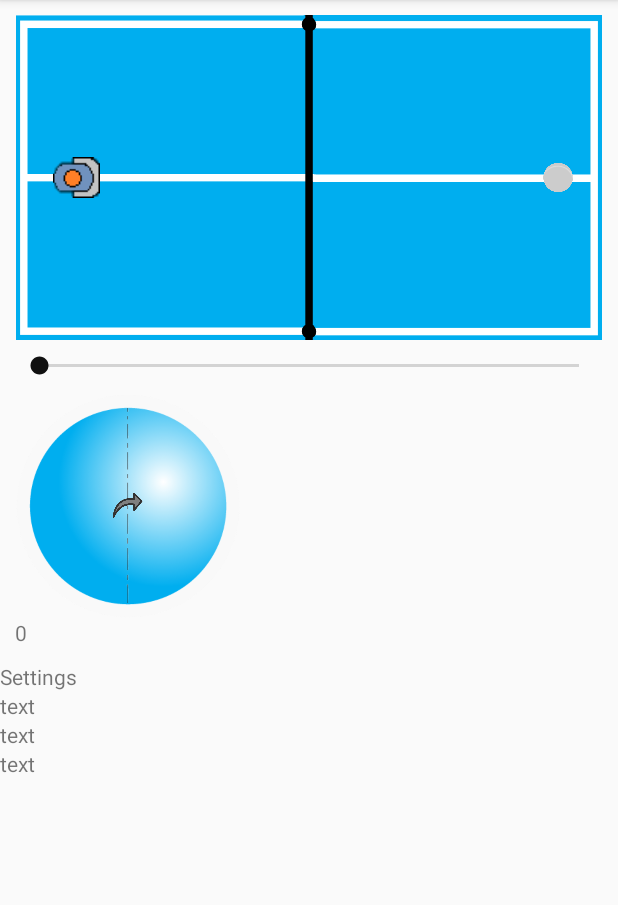
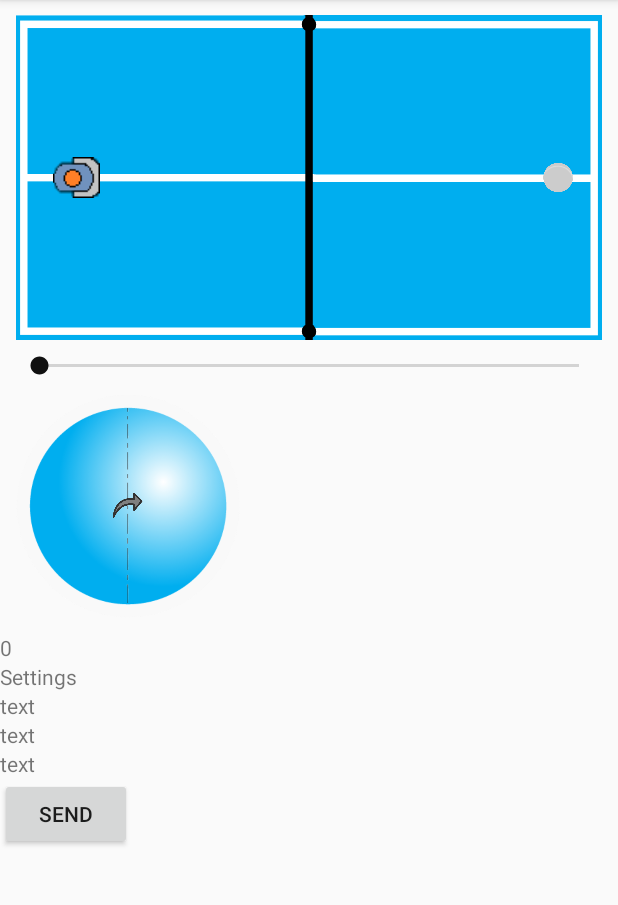
Before and after one commit to ricko1995/TableTennis, an Android app: the screen it shows after launch (MainActivity), in the options menu, after a tap on "Settings", on a phone screen of 412 x 824 dp, the part 84-989 px from its top. Run offline under Robolectric (Android 15) with nearby library versions, the phone set to English and light mode, and no system bars.

Commit message:
Send JSON data working.

```diff
--- a/app/src/main/java/com/example/tabletennis/MainActivity.java
+++ b/app/src/main/java/com/example/tabletennis/MainActivity.java
@@ -17,10 +17,14 @@ import android.view.animation.Animation;
 import android.view.animation.AnimationSet;
 import android.view.animation.DecelerateInterpolator;
 import android.view.animation.TranslateAnimation;
+import android.widget.Button;
 import android.widget.ImageView;
 import android.widget.LinearLayout;
 import android.widget.SeekBar;
 import android.widget.TextView;
+
+import org.json.JSONException;
+import org.json.JSONObject;
 
 public class MainActivity extends AppCompatActivity implements BtDevicesDialog.SelectedDeviceListener {
 
@@ -40,11 +44,15 @@ public class MainActivity extends AppCompatActivity implements BtDevicesDialog.S
     int axisRotDeg;
 
     TextView debugTxt1, debugTxt2, debugTxt3, debugTxt4, debugTxt5;
+    Button sendBtn;
     String macAddressLoc = "";
     BtSend bt = new BtSend();
     int btSelectPosition = 0;
     int indexOfShot = 0;
     ShotParameters[] shotParameters = new ShotParameters[10];
+    JSONObject shot1 = new JSONObject();
+    JSONObject exercise1 = new JSONObject();
+    JSONObject outputJson =new JSONObject();
 
     ImageView tableView, ballView, deviceView, spinCanvasView, axisView, spinPointerView;
     SeekBar speedSeekBar;
@@ -73,6 +81,12 @@ public class MainActivity extends AppCompatActivity implements BtDevicesDialog.S
         axisView = findViewById(R.id.axisImageView);
         spinPointerView = findViewById(R.id.spinPointerImageView);
         speedSeekBar = findViewById(R.id.speedSeekBar);
+        sendBtn = findViewById(R.id.sendBtn);
+
+        sendBtn.setOnClickListener(v-> {
+            openBtSocket();
+            bt.write(outputJson.toString());
+        });
 
         speedSeekBar.setOnSeekBarChangeListener(new SeekBar.OnSeekBarChangeListener() {
             @Override
@@ -179,6 +193,8 @@ public class MainActivity extends AppCompatActivity implements BtDevicesDialog.S
             if (y2_lim > b)
                 b = (float) y2_lim;
 
+
+
             spinPointerView.setX(a);
             spinPointerView.setY(b);
 
@@ -192,7 +208,7 @@ public class MainActivity extends AppCompatActivity implements BtDevicesDialog.S
 
             setAll(false);
             debugTxt3.setText(String.valueOf(spinPointerMappedX));
-            debugTxt4.setText(String.valueOf(spinPointerMappedY));
+            //debugTxt4.setText(String.valueOf(spinPointerMappedY));
             return true;
         });
 
@@ -207,7 +223,7 @@ public class MainActivity extends AppCompatActivity implements BtDevicesDialog.S
                     slideRight(linLayToAnimate);
                     indexOfShot--;
                     new Handler().postDelayed(()-> setAll(true), 100);
-                    debugTxt5.setText(String.valueOf(indexOfShot));
+                    //debugTxt5.setText(String.valueOf(indexOfShot));
                 }
             }
             public void onSwipeLeft() {
@@ -215,7 +231,7 @@ public class MainActivity extends AppCompatActivity implements BtDevicesDialog.S
                     slideLeft(linLayToAnimate);
                     indexOfShot++;
                     new Handler().postDelayed(()-> setAll(true), 100);
-                    debugTxt5.setText(String.valueOf(indexOfShot));
+                    //debugTxt5.setText(String.valueOf(indexOfShot));
                 }
                 //Toast.makeText(getBaseContext(), "left", Toast.LENGTH_SHORT).show();
             }
@@ -267,7 +283,8 @@ public class MainActivity extends AppCompatActivity implements BtDevicesDialog.S
                 0,  // fromYDelta
                 0);                // toYDelta
         animate.setDuration(500);
-        view.setAnimation(animate);
+        animate.setFillAfter(true);
+        view.startAnimation(animate);
 
 
 
@@ -306,11 +323,10 @@ public class MainActivity extends AppCompatActivity implements BtDevicesDialog.S
 
     private void openSettingsDialog(){
         debugTxt1.setText("Settings");
-        openBtSocket();
+
     }
 
     private void openHelpDialog(){
-        bt.write("hello!!");
         debugTxt1.setText(String.valueOf(shotParameters[1].isInitiated()));
     }
 
@@ -330,7 +346,7 @@ public class MainActivity extends AppCompatActivity implements BtDevicesDialog.S
         float v1 = shotParameters[0].v1Speed();
         float v2 = shotParameters[0].v2Speed();
         float v3 = shotParameters[0].v3Speed();
-        bt.write(String.format("{\"vUp\":%s,\"vRight\":%s,\"vLeft\":%s}\n", String.valueOf(v1), String.valueOf(v2), String.valueOf(v3)));
+        //bt.write(String.format("{\"vUp\":%s,\"vRight\":%s,\"vLeft\":%s}\n", String.valueOf(v1), String.valueOf(v2), String.valueOf(v3)));
     }
 
     void setDefault(){
@@ -369,6 +385,7 @@ public class MainActivity extends AppCompatActivity implements BtDevicesDialog.S
             spinPointerMappedY = map(spinCanvasView.getY(), spinCanvasView.getY() + spinCanvasView.getHeight() - spinPointerView.getHeight(), ySpinMin, ySpinMax, spinPointerView.getY());
             v0mapped = map(0f, speedSeekBar.getMax(), minV0, maxV0, speedSeekBar.getProgress());
 
+            setJsonObjects();
             setAxisRot();
         } else {
             ballViewMappedX = map(tableView.getX(), tableView.getX() + tableView.getWidth(), tableMinX, tableMaxX, ballView.getX() + ballView.getWidth() / 2f);
@@ -379,6 +396,7 @@ public class MainActivity extends AppCompatActivity implements BtDevicesDialog.S
             spinPointerMappedY = map(spinCanvasView.getY(), spinCanvasView.getY() + spinCanvasView.getHeight() - spinPointerView.getHeight(), ySpinMin, ySpinMax, spinPointerView.getY());
             v0mapped = map(0f, speedSeekBar.getMax(), minV0, maxV0, speedSeekBar.getProgress());
 
+            setJsonObjects();
             setAxisRot();
 
             shotParameters[indexOfShot].setBallX(ballViewMappedX);
@@ -388,6 +406,21 @@ public class MainActivity extends AppCompatActivity implements BtDevicesDialog.S
             shotParameters[indexOfShot].setSpinX(spinPointerMappedX);
             shotParameters[indexOfShot].setSpinY(spinPointerMappedY);
             shotParameters[indexOfShot].setV0(v0mapped);
+        }
+    }
+
+    void setJsonObjects(){
+        try {
+            shot1.put("v1", (int) shotParameters[0].v1Speed());
+            shot1.put("v2", (int) shotParameters[0].v2Speed());
+            shot1.put("v3", (int) shotParameters[0].v3Speed());
+            shot1.put("alpha", (int) shotParameters[0].alphaAngle());
+            shot1.put("phi", (int) shotParameters[0].phiAngle());
+            exercise1.put("shot1", shot1);
+            outputJson.put("exercise1", exercise1);
+            debugTxt4.setText( outputJson.toString());
+        } catch (JSONException e) {
+            e.printStackTrace();
         }
     }
 
--- a/app/src/main/java/com/example/tabletennis/ShotParameters.java
+++ b/app/src/main/java/com/example/tabletennis/ShotParameters.java
@@ -9,6 +9,10 @@ class ShotParameters {
     private final static float c = 0.1f;
     private final static float g = 9.81f;
     private final static float h0 = 0.25f;
+    private final static float vMin = 0f;
+    private final static float vMax = 25f;
+    private final static int PWMmin = 0;
+    private final static int PWMmax = 180;
 
     ShotParameters(float ballX, float ballY, float deviceX, float deviceY, float spinX, float spinY, float v0, boolean init) {
         this.ballX = ballX;
@@ -32,32 +36,28 @@ class ShotParameters {
     float v1Speed(){
         float v1;
         v1 = this.v0 + a*this.spinY;
-        return v1;
+        return map(vMin,vMax, PWMmin, PWMmax, v1);
     }
 
     float v2Speed(){
         float v2;
         v2 = this.v0 + b*this.spinX - c*this.spinY;
-        return v2;
+        return map(vMin,vMax, PWMmin, PWMmax, v2);
     }
 
     float v3Speed(){
         float v3;
         v3 = this.v0 - b*this.spinX - c*this.spinY;
-        return v3;
+        return map(vMin,vMax, PWMmin, PWMmax, v3);
     }
 
     float phiAngle(){
-        float phi;
-        phi = (float) Math.atan((this.ballX-this.deviceX)/(this.ballY-this.deviceY));
-        return phi;
+        return  (float) Math.atan((this.ballX-this.deviceX)/(this.ballY-this.deviceY));
     }
 
     float alphaAngle(){
-        float alpha;
-        alpha =  2f* (float) (Math.atan((d-Math.sqrt(d*d+h0*h0-(g*d*d/(2f*v0))*(g*d*d/(2f*v0)))))/
+        return  2f* (float) (Math.atan((d-Math.sqrt(d*d+h0*h0-(g*d*d/(2f*v0))*(g*d*d/(2f*v0)))))/
                 (h0+(g*d*d/(2f*v0))));
-        return alpha;
     }
 
     boolean isInitiated(){
@@ -122,4 +122,10 @@ class ShotParameters {
     void setV0(float v0) {
         this.v0 = v0;
     }
+
+    int map(float xMinA, float xMaxA, float xMinB, float xMaxB, float xA){
+        int xb;
+        xb=(int)((xMaxB-xMinB)*(xA-xMinA)/(xMaxA-xMinA)+xMinB);
+        return xb;
+    }
 }
--- a/app/src/main/res/layout/activity_main.xml
+++ b/app/src/main/res/layout/activity_main.xml
@@ -114,14 +114,16 @@
             </RelativeLayout>
 
 
-            <TextView
-                android:layout_width="wrap_content"
-                android:layout_height="wrap_content"
-                android:text="0"
-                android:id="@+id/debugText5"/>
+
+
 
         </LinearLayout>
     </RelativeLayout>
+    <TextView
+        android:layout_width="wrap_content"
+        android:layout_height="wrap_content"
+        android:text="0"
+        android:id="@+id/debugText5"/>
 
     <TextView
         android:layout_width="wrap_content"
@@ -143,6 +145,11 @@
         android:layout_height="wrap_content"
         android:text="text"
         android:id="@+id/debugText4"/>
+    <Button
+        android:layout_width="wrap_content"
+        android:layout_height="wrap_content"
+        android:text="Send"
+        android:id="@+id/sendBtn"/>
 
 
 
```
